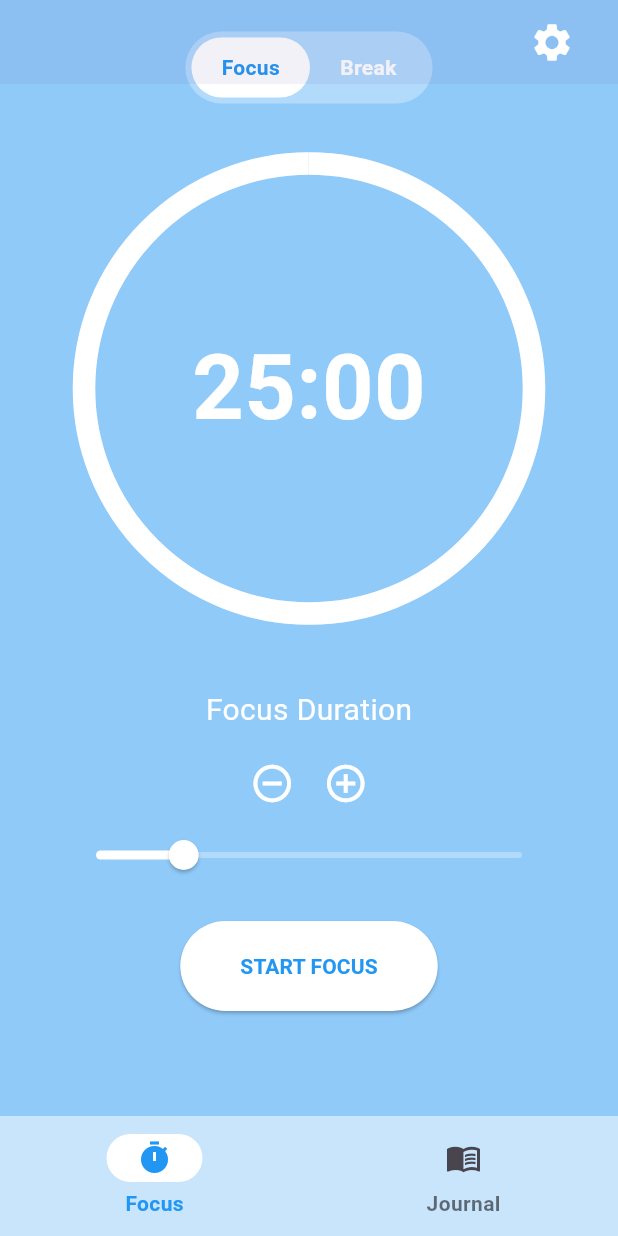
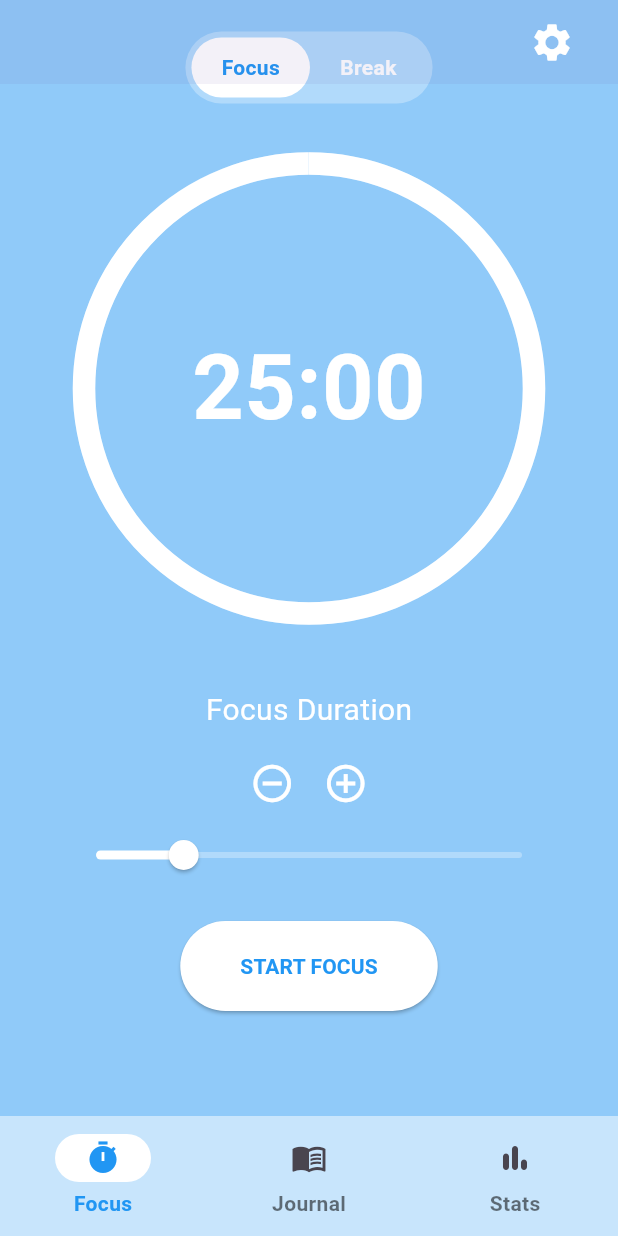
Before and after one commit to giopato02/NullState_App, a Flutter app: the screen it shows after launch, scrolled down 39 dp, after a tap on "Focus", on a phone screen of 412 x 824 dp. Run offline on Flutter 3.47's test engine with Material 3 defaults, Android fonts, the phone set to English and light mode, and no system bars; our stand-ins replace audioplayers, fl_chart, flutter_local_notifications, flutter_timezone, hive, hive_flutter and 2 more; accounts and stored records are empty; statements that could not run were skipped.

Commit message:
Added a FEATURE: rough draft of Stats Page

```diff
--- a/lib/main.dart
+++ b/lib/main.dart
@@ -2,15 +2,23 @@ import 'package:flutter/material.dart';
 import 'package:nullstate/pages/home_page.dart';
 import 'package:hive_flutter/hive_flutter.dart';
 import 'package:nullstate/models/note.dart';
+import 'package:nullstate/pages/stats_page.dart';
 import 'package:nullstate/services/notification_service.dart';
+import 'package:nullstate/models/session.dart';
 
 void main() async {
+  WidgetsFlutterBinding.ensureInitialized();
+
   await Hive.initFlutter();
+  await NotificationService().init();
+
+  // Register Adapters
   Hive.registerAdapter(NoteAdapter());
+  Hive.registerAdapter(SessionAdapter());
+
   await Hive.openBox<Note>('notes_box'); // for notes
+  await Hive.openBox<Session>('session_box'); // for stats
   await Hive.openBox('settings_box'); // for settings
-
-  await NotificationService().init();
 
   runApp(const NullStateApp());
 }
@@ -20,13 +28,17 @@ class NullStateApp extends StatelessWidget {
 
   @override
   Widget build(BuildContext context) {
-    return MaterialApp(
-      debugShowCheckedModeBanner: false,
-      theme: ThemeData(
-        primarySwatch: Colors.lightBlue,
-        scaffoldBackgroundColor: Colors.blue[200],
-      ),
-      home: HomePage(),
+    return ValueListenableBuilder(
+      valueListenable: Hive.box('settings_box').listenable(),
+      builder: (context, Box box, widget) {
+        bool isDarkMode = box.get('isDarkMode', defaultValue: false);
+        return MaterialApp(
+          debugShowCheckedModeBanner: false,
+          // Swap the theme automatically
+          theme: isDarkMode ? ThemeData.dark() : ThemeData.light(),
+          home: const HomePage(),
+        );
+      },
     );
   }
 }
--- /dev/null
+++ b/lib/models/session.dart
@@ -0,0 +1,38 @@
+import 'package:hive/hive.dart';
+
+class Session {
+  final DateTime date;
+  final int durationMinutes;
+  final bool isBreak; // true = break, false = focus
+
+  Session({
+    required this.date,
+    required this.durationMinutes,
+    required this.isBreak,
+  });
+}
+
+// Manual Adapter to avoid running complex generator commands
+class SessionAdapter extends TypeAdapter<Session> {
+  @override
+  final int typeId = 1; // Unique ID for this data type
+
+  @override
+  Session read(BinaryReader reader) {
+    final dateMillis = reader.readInt();
+    final duration = reader.readInt();
+    final isBreak = reader.readBool();
+    return Session(
+      date: DateTime.fromMillisecondsSinceEpoch(dateMillis),
+      durationMinutes: duration,
+      isBreak: isBreak,
+    );
+  }
+
+  @override
+  void write(BinaryWriter writer, Session obj) {
+    writer.writeInt(obj.date.millisecondsSinceEpoch);
+    writer.writeInt(obj.durationMinutes);
+    writer.writeBool(obj.isBreak);
+  }
+}
--- a/lib/pages/home_page.dart
+++ b/lib/pages/home_page.dart
@@ -3,6 +3,7 @@ import 'package:hive_flutter/hive_flutter.dart';
 import 'package:nullstate/pages/focus_page.dart';
 import 'package:nullstate/pages/journal_page.dart';
 import 'package:nullstate/pages/settings_page.dart';
+import 'package:nullstate/pages/stats_page.dart';
 
 class HomePage extends StatefulWidget {
   const HomePage({super.key});
@@ -16,6 +17,7 @@ class _HomePageState extends State<HomePage> {
   List<Widget> pages = [
     const FocusPage(),
     const JournalPage(),
+    const StatsPage(),
   ];
 
   @override
@@ -93,6 +95,11 @@ class _HomePageState extends State<HomePage> {
                   selectedIcon: Icon(Icons.menu_book_outlined, color: Colors.blue),
                   label: 'Journal',
                 ),
+                NavigationDestination(
+                  icon: Icon(Icons.bar_chart_rounded),
+                  selectedIcon: Icon(Icons.bar_chart_rounded, color: Colors.blue),
+                  label: 'Stats',
+                ),
               ],
               onDestinationSelected: (int index) {
                 setState(() {
--- /dev/null
+++ b/lib/pages/stats_page.dart
@@ -0,0 +1,308 @@
+import 'dart:math';
+import 'package:fl_chart/fl_chart.dart';
+import 'package:flutter/material.dart';
+import 'package:hive_flutter/hive_flutter.dart';
+import 'package:intl/intl.dart';
+import 'package:nullstate/models/session.dart';
+
+class StatsPage extends StatefulWidget {
+  const StatsPage({super.key});
+
+  @override
+  State<StatsPage> createState() => _StatsPageState();
+}
+
+class _StatsPageState extends State<StatsPage> {
+  // Chart Colors
+  final Color focusColor = const Color.fromARGB(255, 0, 84, 228);
+  final Color breakColor = const Color.fromARGB(255, 60, 220, 68);
+
+  // To handle the "Week" vs "Month" view later (defaulting to Week for now)
+  String currentView = 'Week';
+
+  @override
+  Widget build(BuildContext context) {
+    // Listen to the session_box. Anytime a session is added, the chart updates!
+    return ValueListenableBuilder(
+      valueListenable: Hive.box<Session>('session_box').listenable(),
+      builder: (context, Box<Session> box, _) {
+
+        // 1. Calculate the Data
+        final weeklyData = _processWeeklyData(box);
+        final totalFocus = _calculateTotalMinutes(box, isBreak: false);
+        final totalBreak = _calculateTotalMinutes(box, isBreak: true);
+        final weekRange = _getWeekRange(); // Gets Jan 1 - Jan 7
+
+        return Scaffold(
+          backgroundColor: Colors.transparent, // Uses the gradient from HomePage
+          appBar: AppBar(
+            backgroundColor: Colors.transparent,
+            elevation: 0,
+            title: const Text("Statistics", style: TextStyle(color: Colors.white)),
+            centerTitle: true,
+            actions: [
+              // DEBUG BUTTON: when clicked, fills chart with fake data
+              IconButton(
+                icon: const Icon(Icons.bug_report, color: Colors.white54),
+                onPressed: () => _generateMockData(box),
+                tooltip: "Generate Fake Data",
+              ),
+            ],
+          ),
+          body: Padding(
+            padding: const EdgeInsets.all(16.0),
+            child: Column(
+              crossAxisAlignment: CrossAxisAlignment.start,
+              children: [
+                // 2. Summary Cards (Total Time)
+                Row(
+                  children: [
+                    _buildSummaryCard("Total Focus Time", totalFocus, focusColor),
+                    const SizedBox(width: 12),
+                    _buildSummaryCard("Total Break Time", totalBreak, breakColor),
+                  ],
+                ),
+                const SizedBox(height: 30),
+
+                // 3. Chart Header
+                const Text(
+                  "This Week",
+                  style: TextStyle(
+                    color: Colors.white,
+                    fontSize: 18,
+                    fontWeight: FontWeight.bold
+                  ),
+                ),
+                const SizedBox(height: 20),
+
+                // 4. The Bar Chart
+                Expanded(
+                  flex: 2,
+                  child: Container(
+                    padding: const EdgeInsets.only(right: 16, top: 24, bottom: 12),
+                    decoration: BoxDecoration(
+                      color: Colors.black.withValues(alpha: 0.3), // Semi-transparent background
+                      borderRadius: BorderRadius.circular(24),
+                    ),
+                    child: BarChart(
+                      BarChartData(
+                        alignment: BarChartAlignment.spaceAround,
+                        maxY: _getMaxY(weeklyData), // Dynamic height
+                        barTouchData: BarTouchData(
+                          enabled: true,
+                          touchTooltipData: BarTouchTooltipData(
+                            tooltipBorderRadius: BorderRadius.circular(8),
+                            tooltipPadding: const EdgeInsets.all(8),
+                            getTooltipItem: (group, groupIndex, rod, rodIndex) {
+                              return BarTooltipItem(
+                                '${rod.toY.round()} min',
+                                const TextStyle(color: Colors.white, fontWeight: FontWeight.bold),
+                              );
+                            },
+                          ),
+                        ),
+                        titlesData: FlTitlesData(
+                          show: true,
+                          // Y-AXIS (Left)
+                          leftTitles: AxisTitles(
+                            sideTitles: SideTitles(
+                              showTitles: true,
+                              reservedSize: 40,
+                              getTitlesWidget: (value, meta) {
+                                if (value == 0) return const SizedBox();
+                                // Show hours every 60 mins
+                                if (value % 60 == 0) {
+                                  return Text(
+                                    "${(value / 60).toInt()}h",
+                                    style: const TextStyle(color: Colors.white54, fontSize: 10),
+                                  );
+                                }
+                                return const SizedBox();
+                              },
+                            ),
+                          ),
+                          // X-AXIS (Bottom)
+                          bottomTitles: AxisTitles(
+                            sideTitles: SideTitles(
+                              showTitles: true,
+                              getTitlesWidget: (value, meta) {
+                                const days = ['Mon', 'Tue', 'Wed', 'Thu', 'Fri', 'Sat', 'Sun'];
+                                if (value.toInt() >= 0 && value.toInt() < days.length) {
+                                  return Padding(
+                                    padding: const EdgeInsets.only(top: 8.0),
+                                    child: Text(
+                                      days[value.toInt()],
+                                      style: const TextStyle(color: Colors.white70, fontSize: 12),
+                                    ),
+                                  );
+                                }
+                                return const SizedBox();
+                              },
+                              reservedSize: 30,
+                            ),
+                          ),
+                          // Hide other axis labels for a clean look
+                          topTitles: const AxisTitles(sideTitles: SideTitles(showTitles: false)),
+                          rightTitles: const AxisTitles(sideTitles: SideTitles(showTitles: false)),
+                        ),
+                        gridData: FlGridData(
+                          show: true,
+                          drawVerticalLine: false,
+                          horizontalInterval: 60, // Grid line every hour
+                          getDrawingHorizontalLine: (value) => FlLine(
+                            color: Colors.white10,
+                            strokeWidth: 1,
+                          ),
+                        ),
+                        borderData: FlBorderData(show: false),
+                        barGroups: _buildBarGroups(weeklyData),
+                      ),
+                    ),
+                  ),
+                ),
+                const Spacer(),
+              ],
+            ),
+          ),
+        );
+      },
+    );
+  }
+
+  // ---------------- UI HELPERS---------------- //
+
+  // Builds the small cards at the top
+  Widget _buildSummaryCard(String title, int totalMinutes, Color color) {
+    final hours = totalMinutes ~/ 60;
+    final minutes = totalMinutes % 60;
+    final timeString = hours > 0 ? "${hours}h ${minutes}m" : "${minutes}m";
+
+    return Expanded(
+      child: Container(
+        padding: const EdgeInsets.all(16),
+        decoration: BoxDecoration(
+          color: Colors.black.withValues(alpha: 0.3),
+          borderRadius: BorderRadius.circular(20),
+          border: Border.all(color: color.withValues(alpha: 0.3)),
+        ),
+        child: Column(
+          crossAxisAlignment: CrossAxisAlignment.start,
+          children: [
+            Text(title, style: TextStyle(color: Colors.white70, fontSize: 12)),
+            const SizedBox(height: 8),
+            Text(
+              timeString,
+              style: TextStyle(
+                color: color,
+                fontSize: 22,
+                fontWeight: FontWeight.bold,
+              ),
+            ),
+          ],
+        ),
+      ),
+    );
+  }
+
+  // Constructs the bars for the chart
+  List<BarChartGroupData> _buildBarGroups(List<Map<String, int>> data) {
+    return List.generate(7, (index) {
+      final focus = data[index]['focus']!.toDouble();
+      final breakTime = data[index]['break']!.toDouble();
+      final total = focus + breakTime;
+
+      return BarChartGroupData(
+        x: index,
+        barRods: [
+          BarChartRodData(
+            toY: total == 0 ? 1 : total, // Min height of 1 so you can see empty days
+            width: 16,
+            color: Colors.transparent, // The background of the bar is invisible
+            rodStackItems: [
+              // The Blue Part (Focus)
+              BarChartRodStackItem(0, focus, focusColor),
+              // The Green Part (Break) - stacks on top of Focus
+              BarChartRodStackItem(focus, focus + breakTime, breakColor),
+            ],
+            borderRadius: BorderRadius.circular(4),
+          ),
+        ],
+      );
+    });
+  }
+
+  // Calculates the max height of the chart dynamically
+  double _getMaxY(List<Map<String, int>> data) {
+    double maxVal = 0;
+    for (var day in data) {
+      double total = (day['focus']! + day['break']!).toDouble();
+      if (total > maxVal) maxVal = total;
+    }
+    return maxVal == 0 ? 60 : maxVal * 1.2; // Add 20% headroom
+  }
+
+  // ---------------- DATA LOGIC ---------------- //
+
+  // 1. Calculate Total Minutes (for the summary cards)
+  int _calculateTotalMinutes(Box<Session> box, {required bool isBreak}) {
+    int total = 0;
+    for (var session in box.values) {
+      if (session.isBreak == isBreak) {
+        total += session.durationMinutes;
+      }
+    }
+    return total;
+  }
+
+  // 2. Group Data by Day of Week (Monday=0, Sunday=6)
+  List<Map<String, int>> _processWeeklyData(Box<Session> box) {
+    // Create empty list for 7 days
+    List<Map<String, int>> weekData = List.generate(7, (_) => {'focus': 0, 'break': 0});
+
+    final now = DateTime.now();
+    // Find the Monday of this week
+    final startOfWeek = now.subtract(Duration(days: now.weekday - 1));
+    // Find next Monday
+    final startOfNextWeek = startOfWeek.add(const Duration(days: 7));
+
+    for (var session in box.values) {
+      // Is this session inside the current week window?
+      if (session.date.isAfter(startOfWeek.subtract(const Duration(seconds: 1))) &&
+          session.date.isBefore(startOfNextWeek)) {
+
+        // Convert weekday (1=Mon ... 7=Sun) to list index (0...6)
+        int dayIndex = session.date.weekday - 1;
+
+        if (session.isBreak) {
+          weekData[dayIndex]['break'] = weekData[dayIndex]['break']! + session.durationMinutes;
+        } else {
+          weekData[dayIndex]['focus'] = weekData[dayIndex]['focus']! + session.durationMinutes;
+        }
+      }
+    }
+    return weekData;
+  }
+
+  // ---------------- MOCK DATA ---------------- //
+  void _generateMockData(Box<Session> box) async {
+    // Clear old data first so we don't just keep piling up
+    await box.clear();
+
+    final r = Random();
+    final now = DateTime.now();
+
+    // Create 15 fake sessions
+    for (int i = 0; i < 15; i++) {
+      // Random day in the last 7 days
+      final date = now.subtract(Duration(days: r.nextInt(7)));
+      final isBreak = r.nextBool(); // 50/50 chance of break vs focus
+      final duration = isBreak ? r.nextInt(15) + 5 : r.nextInt(45) + 15;
+
+      await box.add(Session(
+        date: date,
+        durationMinutes: duration,
+        isBreak: isBreak,
+      ));
+    }
+  }
+}
--- a/pubspec.yaml
+++ b/pubspec.yaml
@@ -33,16 +33,18 @@ dependencies:
   hive: ^2.2.3
   hive_flutter: ^1.1.0
 
-
   # The following adds the Cupertino Icons font to your application.
   # Use with the CupertinoIcons class for iOS style icons.
   cupertino_icons: ^1.0.8
+
   url_launcher: ^6.3.2
   wakelock_plus: ^1.4.0
   audioplayers: ^6.5.1
   flutter_local_notifications: ^19.5.0
   timezone: ^0.10.1
   flutter_timezone: ^3.0.1
+  fl_chart:
+  intl:
 
 dev_dependencies:
   flutter_test:
```
Also changed, not shown: pubspec.lock, 1 other file.
